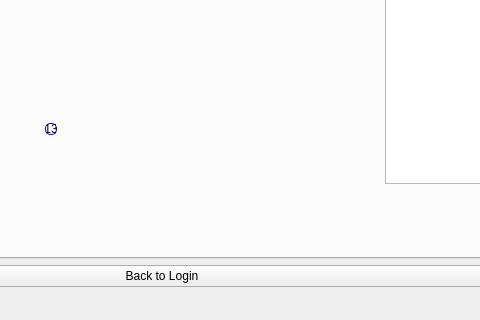
Old version of the form Group_Project_1/mainwindow.ui in the repository Cyrus-Riahi/CS1D-P1; both pictures show x 288 to 768 and y 201 to 521 of the 900 by 521 pixel window.
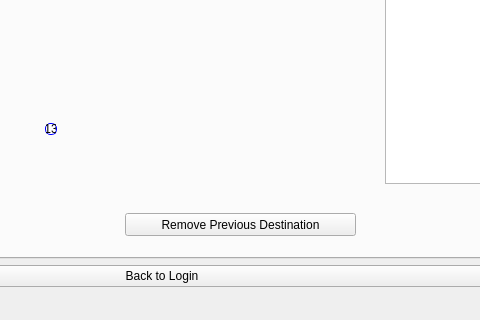
New version of the form.

Commit message: Manual trip works and is done. Can remove previous destination from the manual trip and a window has been created for sean's shopping cart. NEED TO FINISH: pausing program or a work around for having the shopping cart appear at each college visit

The edit to the form file:
```diff
--- a/Group_Project_1/mainwindow.ui
+++ b/Group_Project_1/mainwindow.ui
@@ -438,6 +438,19 @@
            <set>Qt::AlignLeading|Qt::AlignLeft|Qt::AlignTop</set>
           </property>
          </widget>
+         <widget class="QPushButton" name="removePrevDesButton">
+          <property name="geometry">
+           <rect>
+            <x>400</x>
+            <y>360</y>
+            <width>231</width>
+            <height>23</height>
+           </rect>
+          </property>
+          <property name="text">
+           <string>Remove Previous Destination</string>
+          </property>
+         </widget>
         </widget>
         <widget class="QWidget" name="distanceTrackerTab">
          <attribute name="title">
```
The commit also changes 15 other files.
